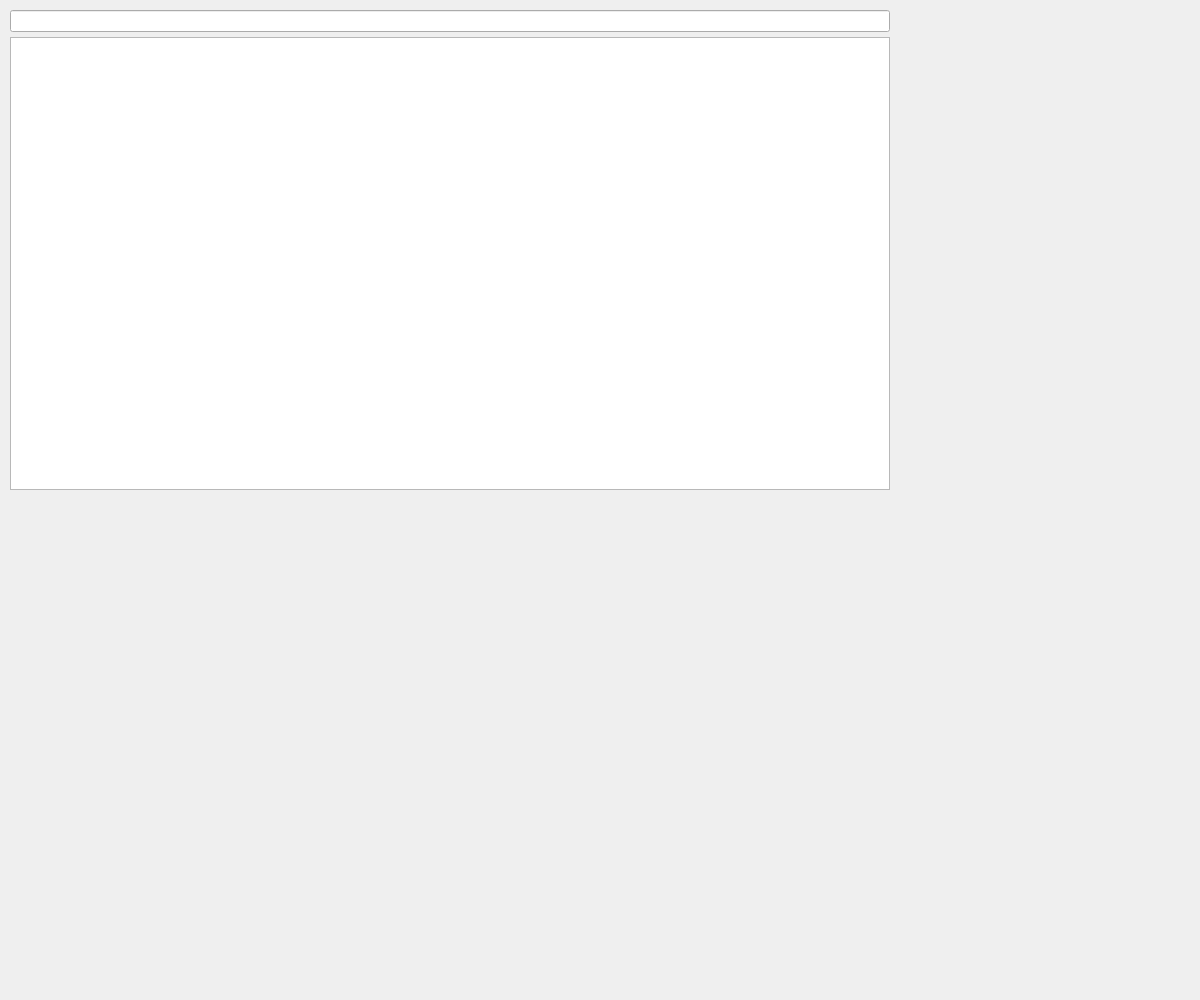
rlarudgh1997/Application, file Application/Source/Dialog/Dialog.ui: the form before one commit.
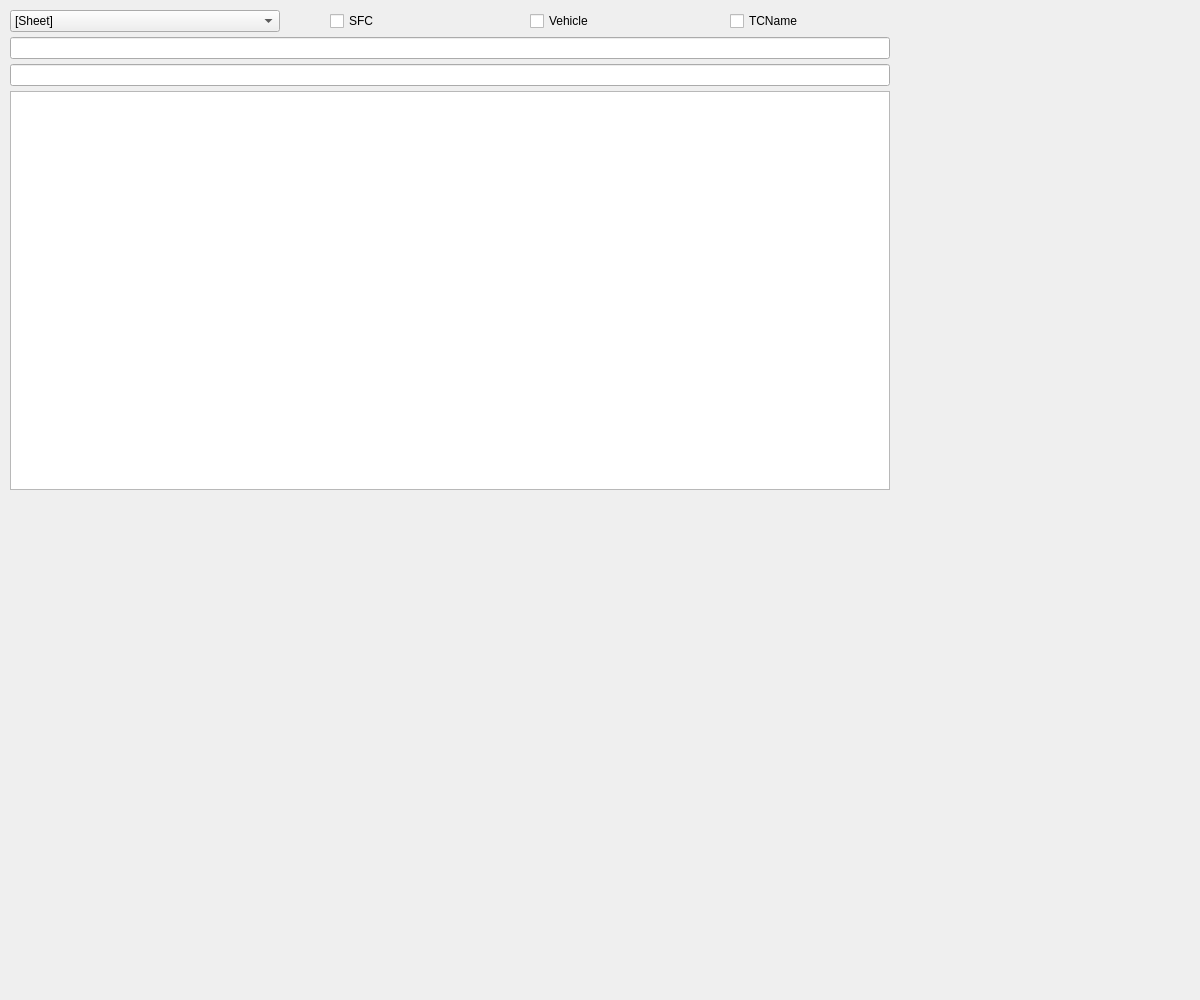
The form after the commit. The open tabs and pages were chosen to show the change.

Diff of the .ui file:
```diff
--- a/Application/Source/Dialog/Dialog.ui
+++ b/Application/Source/Dialog/Dialog.ui
@@ -417,6 +417,9 @@
       <property name="bottomMargin">
        <number>10</number>
       </property>
+      <item>
+       <widget class="QLineEdit" name="SelectListInput"/>
+      </item>
       <item>
        <widget class="QWidget" name="SelectListButton" native="true">
         <property name="maximumSize">
@@ -1043,6 +1046,55 @@
      </layout>
     </widget>
    </widget>
+   <widget class="QWidget" name="AutoCompleteNormal">
+    <widget class="QWidget" name="AutoCompleteNormalWidget" native="true">
+     <property name="geometry">
+      <rect>
+       <x>0</x>
+       <y>0</y>
+       <width>900</width>
+       <height>500</height>
+      </rect>
+     </property>
+     <layout class="QVBoxLayout" name="AutoCompleteNormalWidget_">
+      <property name="spacing">
+       <number>5</number>
+      </property>
+      <property name="leftMargin">
+       <number>10</number>
+      </property>
+      <property name="topMargin">
+       <number>10</number>
+      </property>
+      <property name="rightMargin">
+       <number>10</number>
+      </property>
+      <property name="bottomMargin">
+       <number>10</number>
+      </property>
+      <item>
+       <widget class="QLineEdit" name="AutoCompleteNormalInput">
+        <property name="maximumSize">
+         <size>
+          <width>16777215</width>
+          <height>23</height>
+         </size>
+        </property>
+       </widget>
+      </item>
+      <item>
+       <widget class="QListWidget" name="AutoCompleteNormalList">
+        <property name="maximumSize">
+         <size>
+          <width>16777215</width>
+          <height>16777215</height>
+         </size>
+        </property>
+       </widget>
+      </item>
+     </layout>
+    </widget>
+   </widget>
    <widget class="QWidget" name="AutoComplete">
     <widget class="QWidget" name="AutoCompleteWidget" native="true">
      <property name="geometry">
@@ -1070,10 +1122,131 @@
        <number>10</number>
       </property>
       <item>
-       <widget class="QLineEdit" name="AutoCompleteInput"/>
+       <widget class="QWidget" name="AutoCompleteListCheck" native="true">
+        <property name="maximumSize">
+         <size>
+          <width>16777215</width>
+          <height>40</height>
+         </size>
+        </property>
+        <layout class="QHBoxLayout" name="AutoCompleteListCheck_">
+         <property name="spacing">
+          <number>50</number>
+         </property>
+         <property name="leftMargin">
+          <number>0</number>
+         </property>
+         <property name="topMargin">
+          <number>0</number>
+         </property>
+         <property name="rightMargin">
+          <number>10</number>
+         </property>
+         <property name="bottomMargin">
+          <number>0</number>
+         </property>
+         <item>
+          <widget class="QComboBox" name="SelectKeyword">
+           <property name="maximumSize">
+            <size>
+             <width>16777215</width>
+             <height>16777215</height>
+            </size>
+           </property>
+           <item>
+            <property name="text">
+             <string>[Sheet]</string>
+            </property>
+           </item>
+           <item>
+            <property name="text">
+             <string>[NotTrigger]</string>
+            </property>
+           </item>
+           <item>
+            <property name="text">
+             <string>[Item 3]</string>
+            </property>
+           </item>
+          </widget>
+         </item>
+         <item>
+          <widget class="QCheckBox" name="ListCheck1">
+           <property name="maximumSize">
+            <size>
+             <width>150</width>
+             <height>40</height>
+            </size>
+           </property>
+           <property name="text">
+            <string>SFC</string>
+           </property>
+          </widget>
+         </item>
+         <item>
+          <widget class="QCheckBox" name="ListCheck2">
+           <property name="enabled">
+            <bool>true</bool>
+           </property>
+           <property name="maximumSize">
+            <size>
+             <width>150</width>
+             <height>40</height>
+            </size>
+           </property>
+           <property name="text">
+            <string>Vehicle</string>
+           </property>
+           <property name="checked">
+            <bool>false</bool>
+           </property>
+          </widget>
+         </item>
+         <item>
+          <widget class="QCheckBox" name="ListCheck3">
+           <property name="maximumSize">
+            <size>
+             <width>150</width>
+             <height>40</height>
+            </size>
+           </property>
+           <property name="text">
+            <string>TCName</string>
+           </property>
+          </widget>
+         </item>
+        </layout>
+       </widget>
       </item>
       <item>
-       <widget class="QListWidget" name="AutoCompleteList"/>
+       <widget class="QLineEdit" name="AutoCompleteDisplay">
+        <property name="maximumSize">
+         <size>
+          <width>16777215</width>
+          <height>23</height>
+         </size>
+        </property>
+       </widget>
+      </item>
+      <item>
+       <widget class="QLineEdit" name="AutoCompleteInput">
+        <property name="maximumSize">
+         <size>
+          <width>16777215</width>
+          <height>23</height>
+         </size>
+        </property>
+       </widget>
+      </item>
+      <item>
+       <widget class="QListWidget" name="AutoCompleteList">
+        <property name="maximumSize">
+         <size>
+          <width>16777215</width>
+          <height>427</height>
+         </size>
+        </property>
+       </widget>
       </item>
      </layout>
     </widget>
```
